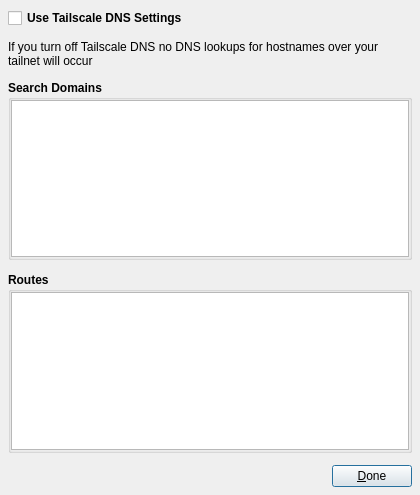
Old version of the form src/DnsSettingsDlg.ui in the repository SneWs/tail-tray.
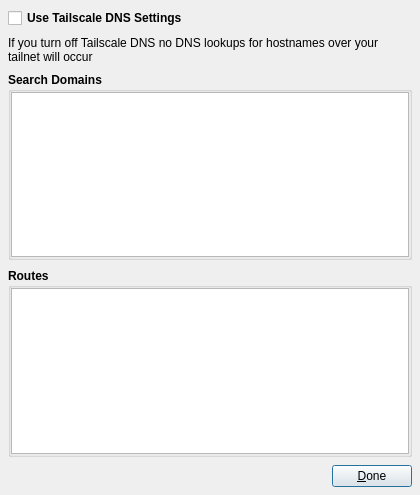
New version of the form.

Commit message:
UI/UI fixes for older qt (#50)
* First pass on making it look correct and work correctly for older QT versions

 * This to support Kubuntu, Ubuntu and Debian versions of QT/KDE better

* Re-build the accounts tab UI

* Improved account handling

 * Fixes for when in poor network connectivity

 * Fixes for missing account name on account node when no user info available due to poor connectivity

 * Fix for handling state NoState

```diff
--- a/src/DnsSettingsDlg.ui
+++ b/src/DnsSettingsDlg.ui
@@ -24,7 +24,7 @@
   </property>
   <layout class="QVBoxLayout" name="verticalLayout_4">
    <property name="spacing">
-    <number>12</number>
+    <number>8</number>
    </property>
    <property name="leftMargin">
     <number>8</number>
@@ -73,10 +73,7 @@
         <string>If you turn off Tailscale DNS no DNS lookups for hostnames over your tailnet will occur</string>
        </property>
        <property name="textFormat">
-        <enum>Qt::TextFormat::PlainText</enum>
-       </property>
-       <property name="alignment">
-        <set>Qt::AlignmentFlag::AlignLeading|Qt::AlignmentFlag::AlignLeft|Qt::AlignmentFlag::AlignTop</set>
+        <enum>Qt::PlainText</enum>
        </property>
        <property name="wordWrap">
         <bool>true</bool>
```
Left out of the diff: 4 changed lines with no effect on the pictures. The commit also changes 7 other files.
